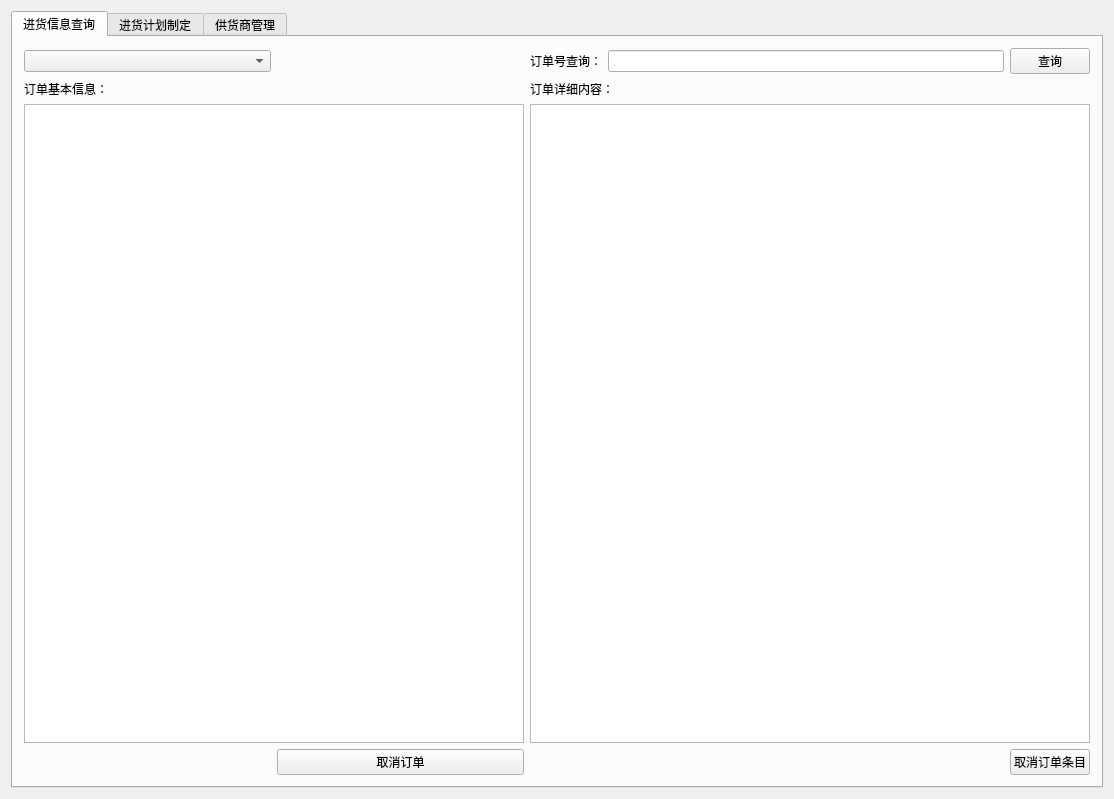
The window that stock_mainwindow.ui (liwen123cd/curly-tribble) describes before a commit, drawn with Qt 5.
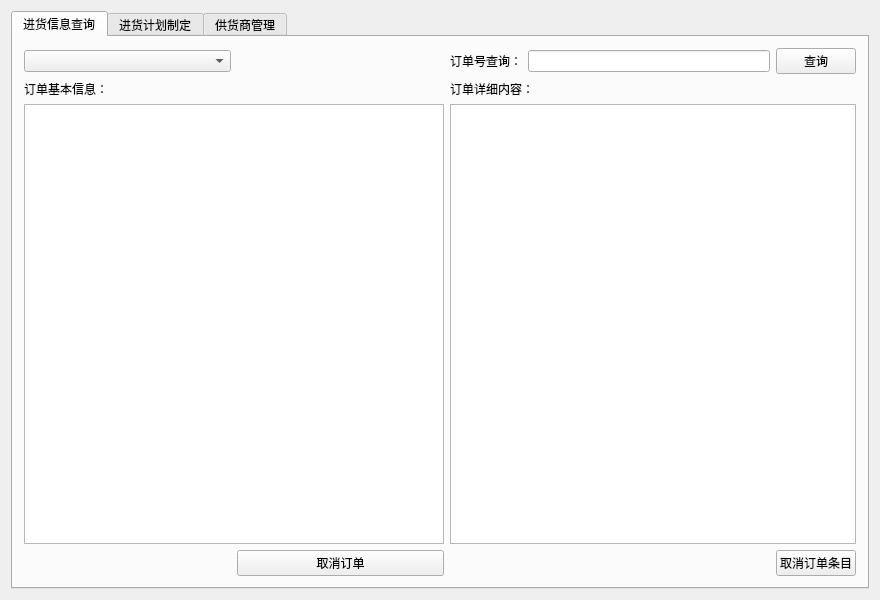
The same window after the commit. The open tabs and pages were chosen to show the change.

What changed in the file:
```diff
--- a/stock_mainwindow.ui
+++ b/stock_mainwindow.ui
@@ -6,8 +6,8 @@
    <rect>
     <x>0</x>
     <y>0</y>
-    <width>1114</width>
-    <height>799</height>
+    <width>880</width>
+    <height>600</height>
    </rect>
   </property>
   <property name="font">
@@ -67,19 +67,6 @@
           </property>
          </widget>
         </item>
-        <item row="2" column="0" colspan="2">
-         <widget class="QTableView" name="tableView_6">
-          <property name="minimumSize">
-           <size>
-            <width>500</width>
-            <height>0</height>
-           </size>
-          </property>
-         </widget>
-        </item>
-        <item row="2" column="2" colspan="3">
-         <widget class="QTableView" name="tableView"/>
-        </item>
         <item row="3" column="1">
          <widget class="QPushButton" name="pushButton_10">
           <property name="text">
@@ -94,6 +81,19 @@
           </property>
          </widget>
         </item>
+        <item row="2" column="2" colspan="3">
+         <widget class="QTableView" name="tableView"/>
+        </item>
+        <item row="2" column="0" colspan="2">
+         <widget class="QTableView" name="tableView_6">
+          <property name="minimumSize">
+           <size>
+            <width>420</width>
+            <height>0</height>
+           </size>
+          </property>
+         </widget>
+        </item>
        </layout>
       </widget>
       <widget class="QWidget" name="tab_2">
```
Left out of the diff: 4 changed lines with no effect on the pictures.
